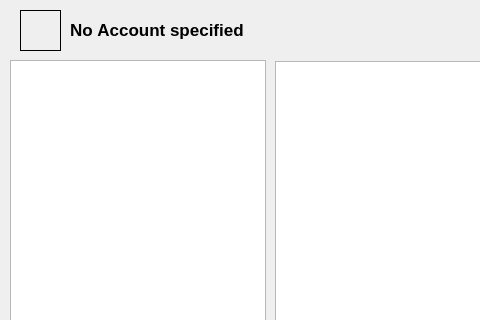
The window that messengerapp/views/mchatwidget.ui (benuha/IOTA-PyMessenger) describes before a commit, drawn with Qt 5; both pictures show x 0 to 480 and y 0 to 320 of the 1071 by 604 pixel window.
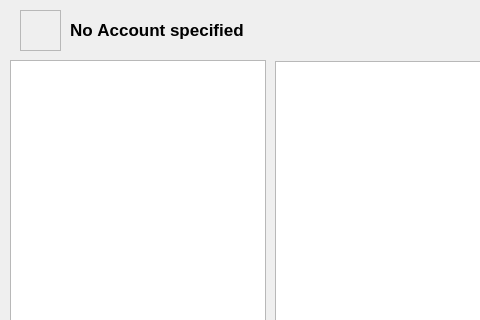
The same window after the commit.

Patch:
```diff
--- a/messengerapp/views/mchatwidget.ui
+++ b/messengerapp/views/mchatwidget.ui
@@ -128,10 +128,13 @@
     </rect>
    </property>
    <property name="autoFillBackground">
-    <bool>true</bool>
+    <bool>false</bool>
    </property>
    <property name="frameShape">
-    <enum>QFrame::Box</enum>
+    <enum>QFrame::StyledPanel</enum>
+   </property>
+   <property name="frameShadow">
+    <enum>QFrame::Sunken</enum>
    </property>
    <property name="text">
     <string/>
```
